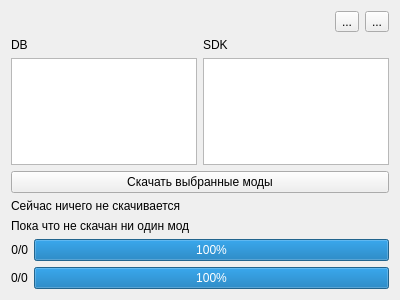
First picture: the form in src/ManagerWindow.ui, repository sabudilovskiy/MagicBoxReduxCmake, before the edit.
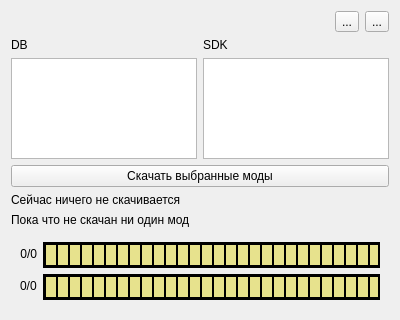
Second picture: the form after the edit.

```diff
--- a/src/ManagerWindow.ui
+++ b/src/ManagerWindow.ui
@@ -7,7 +7,7 @@
     <x>0</x>
     <y>0</y>
     <width>400</width>
-    <height>300</height>
+    <height>320</height>
    </rect>
   </property>
   <property name="windowTitle">
@@ -123,6 +123,19 @@
     </layout>
    </item>
    <item>
+    <widget class="QWidget" name="formLayout_downloads" native="true">
+     <property name="styleSheet">
+      <string notr="true">QProgressBar {
+    border: 2px solid black;
+    background-color: #282828;
+    text-align: center;
+}
+QProgressBar::chunk {
+    border: 1px solid black;
+	background-color: #e7e28d;
+    width: 10px;
+}</string>
+     </property>
     <layout class="QFormLayout" name="formLayout">
      <item row="1" column="1">
       <widget class="QProgressBar" name="progressBar_bytes">
@@ -132,9 +145,15 @@
          <verstretch>0</verstretch>
         </sizepolicy>
        </property>
+        <property name="styleSheet">
+         <string notr="true"/>
+        </property>
        <property name="value">
         <number>100</number>
        </property>
+        <property name="format">
+         <string/>
+        </property>
       </widget>
      </item>
      <item row="1" column="0">
@@ -168,9 +187,13 @@
        <property name="value">
         <number>100</number>
        </property>
+        <property name="format">
+         <string/>
+        </property>
       </widget>
      </item>
     </layout>
+    </widget>
    </item>
   </layout>
  </widget>
```
Lines whose indentation alone changed are shown as unchanged.
